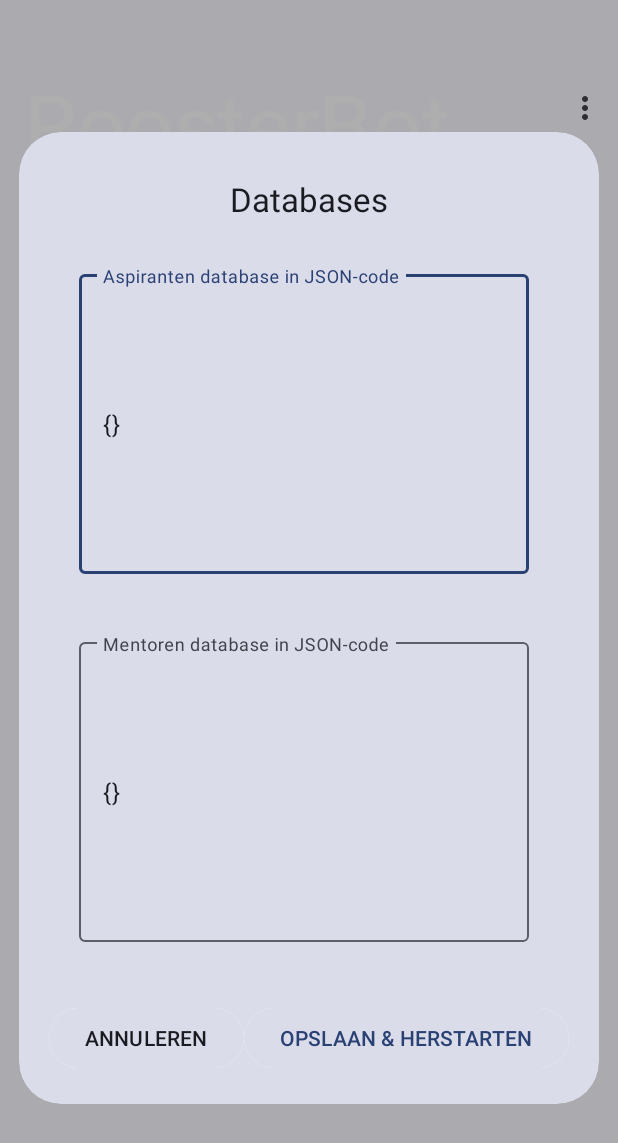
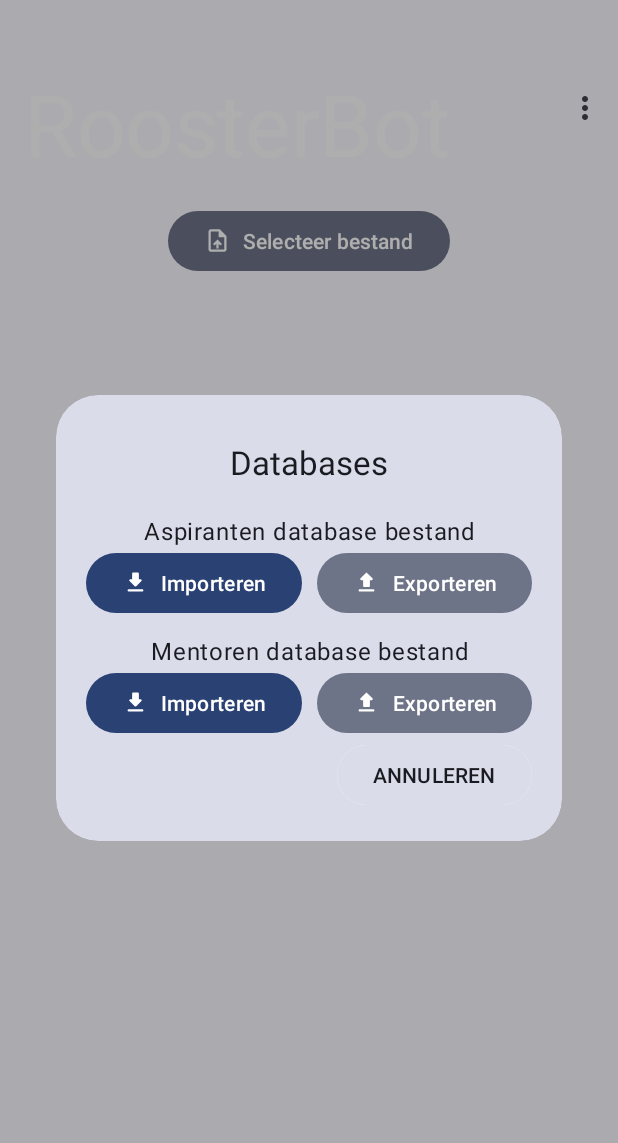
Before and after one commit to Treinchauffeur/RoosterBuilder, an Android app: the screen it shows after launch (MainActivity), in the options menu, after a tap on "Databases", on a phone screen of 412 x 824 dp. Shown: the top 1143 px of the screen. Run offline under Robolectric (Android 15) with nearby library versions, the phone set to English and light mode, and no system bars; our stand-ins replace FlexboxLayout.

Commit message:
Databases can now be loaded as files; making them a bit more user-friendly to deal with.

```diff
--- a/app/src/main/java/org/treinchauffeur/roosterbuilder/MainActivity.java
+++ b/app/src/main/java/org/treinchauffeur/roosterbuilder/MainActivity.java
@@ -6,6 +6,7 @@ import android.content.Intent;
 import android.content.SharedPreferences;
 import android.net.Uri;
 import android.os.Bundle;
+import android.util.Log;
 import android.view.View;
 import android.widget.Button;
 import android.widget.LinearLayout;
@@ -25,6 +26,7 @@ import com.google.android.material.textview.MaterialTextView;
 import com.google.gson.Gson;
 import com.google.gson.reflect.TypeToken;
 
+import org.treinchauffeur.roosterbuilder.io.DatabaseHandler;
 import org.treinchauffeur.roosterbuilder.io.FileReader;
 import org.treinchauffeur.roosterbuilder.io.PdfFactory;
 import org.treinchauffeur.roosterbuilder.misc.Logger;
@@ -39,6 +41,10 @@ import org.treinchauffeur.roosterbuilder.ui.InfoDialog;
 import org.treinchauffeur.roosterbuilder.ui.MentorDialog;
 import org.treinchauffeur.roosterbuilder.ui.PupilDialog;
 
+import java.io.BufferedReader;
+import java.io.File;
+import java.io.InputStream;
+import java.io.InputStreamReader;
 import java.util.HashMap;
 import java.util.Map;
 import java.util.Objects;
@@ -46,7 +52,9 @@ import java.util.TreeMap;
 
 public class MainActivity extends AppCompatActivity {
 
-    public static final int PICK_FILE_REQUEST = 1312;
+    public static final int PICK_FILE_REQUEST = 1312, JSON_REQUEST_CODE_PUPILS = 1759,
+            JSON_REQUEST_CODE_MENTORS = 1607, IMPORT_REQUEST_CODE_PUPILS = 9999,
+            IMPORT_REQUEST_CODE_MENTORS = 8888;
     private static final String TAG = "MainActivity";
     public int weekNumber = -1, yearNumber = -1;
     public Button selectButton, saveButton, resetButton;
@@ -60,10 +68,9 @@ public class MainActivity extends AppCompatActivity {
 
     public final HashMap<String, Manager> managersMap = new HashMap<>(); //Name as key
     public final HashMap<String, Pupil> pupilsMap = new HashMap<>(); //Name as key
-
     public static final HashMap<String, Mentor> mentorsMap = new HashMap<>(); //Id as key.
-
     public HashMap<String, StoredPupil> savedPupils = new HashMap<>();
+    private DatabaseHandler databaseHandler;
 
     public String managerOneName, managerTwoName;
     public boolean twoManagers = false;
@@ -74,6 +81,7 @@ public class MainActivity extends AppCompatActivity {
         super.onCreate(savedInstanceState);
         setContentView(R.layout.activity_main);
         fileReader = new FileReader(this, MainActivity.this);
+        databaseHandler = new DatabaseHandler(this, MainActivity.this);
         MaterialToolbar toolbar = findViewById(R.id.toolbar);
         Context context = this;
         toolbar.getMenu().getItem(0).setOnMenuItemClickListener(item -> {
@@ -265,6 +273,17 @@ public class MainActivity extends AppCompatActivity {
         if (requestCode == PICK_FILE_REQUEST && resultCode == RESULT_OK && intent != null) {
             Uri fileUri = intent.getData();
             fileReceived(fileUri);
+        } else if(requestCode == JSON_REQUEST_CODE_PUPILS && resultCode == RESULT_OK && intent != null) {
+            databaseHandler.writeFile(intent.getData(), new Gson().toJson(savedPupils));
+        }
+        else if(requestCode == JSON_REQUEST_CODE_MENTORS && resultCode == RESULT_OK && intent != null) {
+            databaseHandler.writeFile(intent.getData(), new Gson().toJson(mentorsMap));
+        }
+        else if(requestCode == IMPORT_REQUEST_CODE_PUPILS && resultCode == RESULT_OK && intent != null) {
+            databaseHandler.importPupils(intent.getData());
+        }
+        else if(requestCode == IMPORT_REQUEST_CODE_MENTORS && resultCode == RESULT_OK && intent != null) {
+            databaseHandler.importMentors(intent.getData());
         }
     }
 
@@ -622,18 +641,21 @@ public class MainActivity extends AppCompatActivity {
      */
     public void saveData() {
         SharedPreferences sharedPreferences = this.getSharedPreferences("RoosterBot", MODE_PRIVATE);
-        String jsonString = new Gson().toJson(savedPupils);
-        Logger.debug(TAG, "Saving pupils: " + jsonString);
+        String pupilsString = new Gson().toJson(savedPupils);
+        Logger.debug(TAG, "Saving pupils: " + pupilsString);
         SharedPreferences.Editor editor = sharedPreferences.edit();
-        editor.putString("SavedPupilsMap", jsonString);
-        editor.putString("ManagerOneName", managerOneName);
-        editor.putString("ManagerTwoName", managerTwoName);
-        editor.putBoolean("TwoManagers", twoManagers);
+        editor.putString("SavedPupilsMap", pupilsString);
 
         String mentorString = new Gson().toJson(mentorsMap);
         Logger.debug(TAG, "Saving mentors: " + mentorString);
         editor.putString("SavedMentorMap", mentorString);
+
+        editor.putString("ManagerOneName", managerOneName);
+        editor.putString("ManagerTwoName", managerTwoName);
+        editor.putBoolean("TwoManagers", twoManagers);
         editor.apply();
+
+        databaseHandler.saveData();
     }
 
     /**
--- a/app/src/main/java/org/treinchauffeur/roosterbuilder/ui/DatabaseDialog.java
+++ b/app/src/main/java/org/treinchauffeur/roosterbuilder/ui/DatabaseDialog.java
@@ -9,6 +9,7 @@ import android.content.SharedPreferences;
 import android.content.pm.PackageManager;
 import android.os.Handler;
 import android.os.Looper;
+import android.provider.ContactsContract;
 import android.text.Editable;
 import android.text.TextWatcher;
 import android.widget.Toast;
@@ -26,6 +27,7 @@ import org.json.JSONException;
 import org.json.JSONObject;
 import org.treinchauffeur.roosterbuilder.MainActivity;
 import org.treinchauffeur.roosterbuilder.R;
+import org.treinchauffeur.roosterbuilder.io.DatabaseHandler;
 import org.treinchauffeur.roosterbuilder.misc.Logger;
 import org.treinchauffeur.roosterbuilder.obj.Mentor;
 import org.treinchauffeur.roosterbuilder.obj.Pupil;
@@ -38,88 +40,60 @@ import java.util.Objects;
 public class DatabaseDialog extends Dialog {
 
     public static final String TAG = "PupilDialog";
+    private final DatabaseHandler databaseHandler;
+    private MaterialButton importPupilButton, exportPupilButton, importMentorButton, exportMentorButton;
+
+    private String pupilString, mentorString;
+
     @SuppressLint("SetTextI18n")
     public DatabaseDialog(@NonNull Context context, MainActivity activity) {
         super(context);
+        databaseHandler = new DatabaseHandler(context, activity);
         setContentView(R.layout.databases_dialog);
         Objects.requireNonNull(getWindow()).setBackgroundDrawableResource(android.R.color.transparent);
 
-        TextInputLayout pupilsField = findViewById(R.id.pupilsDatabaseField);
-        TextInputLayout mentorField = findViewById(R.id.mentorDatabaseField);
+        importPupilButton = findViewById(R.id.pupil_import_button);
+        exportPupilButton = findViewById(R.id.pupil_export_button);
+        importMentorButton = findViewById(R.id.mentor_import_button);
+        exportMentorButton = findViewById(R.id.mentor_export_button);
 
         MaterialButton buttonSave, buttonCancel;
-        buttonSave = findViewById(R.id.buttonSaveDatabase);
         buttonCancel = findViewById(R.id.buttonCancelDatabase);
 
         SharedPreferences sharedPreferences = context.getSharedPreferences("RoosterBot", Context.MODE_PRIVATE);
         String defValue = new Gson().toJson(new HashMap<String, StoredPupil>());
-        String json=sharedPreferences.getString("SavedPupilsMap",defValue);
-        Objects.requireNonNull(pupilsField.getEditText()).setText(json);
+        pupilString = sharedPreferences.getString("SavedPupilsMap",defValue);
 
         String mentorValue = new Gson().toJson(new HashMap<String, Mentor>());
-        String mentorJson = sharedPreferences.getString("SavedMentorMap",mentorValue);
-        Objects.requireNonNull(mentorField.getEditText()).setText(mentorJson);
+        mentorString = sharedPreferences.getString("SavedMentorMap",mentorValue);
 
         //Button actions
-        buttonSave.setOnClickListener(v -> {
-            if (!isJson(Objects.requireNonNull(pupilsField.getEditText()).getText().toString())) {
-                pupilsField.setError("Geen geldige JSON");
-                return;
-            }
+        exportPupilButton.setOnClickListener(v -> {
+            dismiss();
+            databaseHandler.exportPupils();
+        });
 
-            if (!isJson(Objects.requireNonNull(mentorField.getEditText()).getText().toString())) {
-                mentorField.setError("Geen geldige JSON");
-                return;
-            }
+        exportMentorButton.setOnClickListener(v -> {
+            dismiss();
+            databaseHandler.exportMentors();
+        });
 
-            String jsonString = Objects.requireNonNull(pupilsField.getEditText()).getText().toString();
-            SharedPreferences.Editor editor = sharedPreferences.edit();
-            editor.putString("SavedPupilsMap", jsonString);
-            String mentorString = Objects.requireNonNull(mentorField.getEditText()).getText().toString();
-            editor.putString("SavedMentorMap", mentorString);
+        importPupilButton.setOnClickListener(v -> {
+            dismiss();
+            Intent intent = new Intent(Intent.ACTION_OPEN_DOCUMENT);
+            intent.addCategory(Intent.CATEGORY_OPENABLE);
+            intent.setType("application/json");
+            activity.startActivityForResult(intent, MainActivity.IMPORT_REQUEST_CODE_PUPILS);
+        });
 
-            editor.apply();
-
-            Toast.makeText(context, "De app wordt opnieuw opgestart.", Toast.LENGTH_SHORT).show();
-
-            buttonCancel.setEnabled(false);
-            buttonSave.setEnabled(false);
-
-            //We need to make sure that the json has been saved properly, therefore we require a delay.
-            final Handler handler = new Handler(Looper.getMainLooper());
-            handler.postDelayed(() -> restartApp(context), 3000);
-
-            //activity.syncSavedPupils();
-            if(activity.pupilsMap.size() > 2)
-                activity.displayData();
+        importMentorButton.setOnClickListener(v -> {
+            dismiss();
+            Intent intent = new Intent(Intent.ACTION_OPEN_DOCUMENT);
+            intent.addCategory(Intent.CATEGORY_OPENABLE);
+            intent.setType("application/json");
+            activity.startActivityForResult(intent, MainActivity.IMPORT_REQUEST_CODE_MENTORS);
         });
 
         buttonCancel.setOnClickListener(v -> dismiss());
     }
-
-    public static boolean isJson(String json) {
-        try {
-            new JSONObject(json);
-        } catch (JSONException ex) {
-            try {
-                new JSONArray(json);
-            } catch (JSONException ex1) {
-                return false;
-            }
-        }
-        return true;
-    }
-
-    public static void restartApp(Context context) {
-        PackageManager packageManager = context.getPackageManager();
-        Intent intent = packageManager.getLaunchIntentForPackage(context.getPackageName());
-        assert intent != null;
-        ComponentName componentName = intent.getComponent();
-        Intent mainIntent = Intent.makeRestartActivityTask(componentName);
-        // Required for API 34 and later
-        // Ref: https://developer.android.com/about/versions/14/behavior-changes-14#safer-intents
-        mainIntent.setPackage(context.getPackageName());
-        context.startActivity(mainIntent);
-        Runtime.getRuntime().exit(0);
-    }
 }
--- /dev/null
+++ b/app/src/main/res/drawable/round_download_24.xml
@@ -0,0 +1,5 @@
+<vector android:height="24dp" android:tint="#000000"
+    android:viewportHeight="24" android:viewportWidth="24"
+    android:width="24dp" xmlns:android="http://schemas.android.com/apk/res/android">
+    <path android:fillColor="@android:color/white" android:pathData="M16.59,9H15V4c0,-0.55 -0.45,-1 -1,-1h-4c-0.55,0 -1,0.45 -1,1v5H7.41c-0.89,0 -1.34,1.08 -0.71,1.71l4.59,4.59c0.39,0.39 1.02,0.39 1.41,0l4.59,-4.59c0.63,-0.63 0.19,-1.71 -0.7,-1.71zM5,19c0,0.55 0.45,1 1,1h12c0.55,0 1,-0.45 1,-1s-0.45,-1 -1,-1H6c-0.55,0 -1,0.45 -1,1z"/>
+</vector>
--- /dev/null
+++ b/app/src/main/res/drawable/round_upload_24.xml
@@ -0,0 +1,5 @@
+<vector android:height="24dp" android:tint="#000000"
+    android:viewportHeight="24" android:viewportWidth="24"
+    android:width="24dp" xmlns:android="http://schemas.android.com/apk/res/android">
+    <path android:fillColor="@android:color/white" android:pathData="M10,16h4c0.55,0 1,-0.45 1,-1v-5h1.59c0.89,0 1.34,-1.08 0.71,-1.71L12.71,3.7c-0.39,-0.39 -1.02,-0.39 -1.41,0L6.71,8.29c-0.63,0.63 -0.19,1.71 0.7,1.71L9,10v5c0,0.55 0.45,1 1,1zM6,18h12c0.55,0 1,0.45 1,1s-0.45,1 -1,1L6,20c-0.55,0 -1,-0.45 -1,-1s0.45,-1 1,-1z"/>
+</vector>
--- a/app/src/main/res/layout/databases_dialog.xml
+++ b/app/src/main/res/layout/databases_dialog.xml
@@ -4,77 +4,97 @@
     xmlns:app="http://schemas.android.com/apk/res-auto"
     android:layout_width="wrap_content"
     android:layout_height="wrap_content"
-    app:strokeWidth="0dp"
-    app:cardCornerRadius="28dp">
+    app:cardCornerRadius="28dp"
+    app:strokeWidth="0dp">
+
     <LinearLayout
         android:layout_width="wrap_content"
         android:layout_height="wrap_content"
+        android:layout_gravity="center_horizontal"
         android:layout_margin="20dp"
-    android:layout_gravity="center_horizontal"
         android:orientation="vertical">
 
         <com.google.android.material.textview.MaterialTextView
+            style="@style/TextAppearance.Material3.TitleLarge"
             android:layout_width="match_parent"
             android:layout_height="wrap_content"
+            android:layout_marginVertical="10dp"
             android:gravity="center_horizontal"
-        android:layout_marginVertical="10dp"
-        style="@style/TextAppearance.Material3.TitleLarge"
-        android:text="Databases"/>
-
-    <com.google.android.material.textfield.TextInputLayout
-        android:id="@+id/pupilsDatabaseField"
-        android:layout_margin="20dp"
-        android:layout_width="300dp"
-        android:layout_height="wrap_content"
-        android:hint="Aspiranten database in JSON-code">
-
-        <com.google.android.material.textfield.TextInputEditText
-            android:layout_width="match_parent"
-            android:layout_height="200dp"
-            />
-
-    </com.google.android.material.textfield.TextInputLayout>
-
-    <com.google.android.material.textfield.TextInputLayout
-        android:id="@+id/mentorDatabaseField"
-        android:layout_margin="20dp"
-        android:layout_width="300dp"
-        android:layout_height="wrap_content"
-        android:hint="Mentoren database in JSON-code">
-
-        <com.google.android.material.textfield.TextInputEditText
-            android:layout_width="match_parent"
-            android:layout_height="200dp"
-            />
-
-    </com.google.android.material.textfield.TextInputLayout>
+            android:text="Databases" />
 
 
+        <com.google.android.material.textview.MaterialTextView
+            style="@style/TextAppearance.Material3.BodyLarge"
+            android:layout_width="match_parent"
+            android:layout_height="wrap_content"
+            android:layout_marginTop="10dp"
+            android:gravity="center_horizontal"
+            android:text="Aspiranten database bestand" />
+
         <LinearLayout
-        android:layout_marginTop="20dp"
-        android:orientation="horizontal"
             android:layout_width="wrap_content"
             android:layout_height="wrap_content"
-        android:layout_gravity="end">
+            android:layout_gravity="center_horizontal"
+            android:orientation="horizontal">
+
+            <com.google.android.material.button.MaterialButton
+                android:id="@+id/pupil_import_button"
+                android:text="Importeren"
+                app:icon="@drawable/round_download_24"
+                android:layout_width="wrap_content"
+                android:layout_height="wrap_content"
+                android:layout_marginEnd="10dp"/>
+
+            <com.google.android.material.button.MaterialButton
+                style="@style/Widget.Material3.Button.TonalButton"
+                android:id="@+id/pupil_export_button"
+                android:text="Exporteren"
+                app:icon="@drawable/round_upload_24"
+                android:layout_width="wrap_content"
+                android:layout_height="wrap_content"/>
+
+        </LinearLayout>
+
+        <com.google.android.material.textview.MaterialTextView
+            style="@style/TextAppearance.Material3.BodyLarge"
+            android:layout_width="match_parent"
+            android:layout_height="wrap_content"
+            android:layout_marginTop="10dp"
+            android:gravity="center_horizontal"
+            android:text="Mentoren database bestand" />
+
+        <LinearLayout
+            android:layout_width="wrap_content"
+            android:layout_height="wrap_content"
+            android:layout_gravity="center_horizontal"
+            android:orientation="horizontal">
+
+            <com.google.android.material.button.MaterialButton
+                android:id="@+id/mentor_import_button"
+                android:text="Importeren"
+                app:icon="@drawable/round_download_24"
+                android:layout_width="wrap_content"
+                android:layout_height="wrap_content"
+                android:layout_marginEnd="10dp"/>
+
+            <com.google.android.material.button.MaterialButton
+                style="@style/Widget.Material3.Button.TonalButton"
+                android:id="@+id/mentor_export_button"
+                android:text="Exporteren"
+                app:icon="@drawable/round_upload_24"
+                android:layout_width="wrap_content"
+                android:layout_height="wrap_content"/>
+
+        </LinearLayout>
 
             <com.google.android.material.button.MaterialButton
                 android:id="@+id/buttonCancelDatabase"
+                android:layout_width="wrap_content"
+                android:layout_height="wrap_content"
                 android:layout_gravity="end"
                 android:backgroundTint="?attr/colorSurface"
-        android:textColor="?attr/colorOnSurface"
                 android:text="ANNULEREN"
-        android:layout_width="wrap_content"
-        android:layout_height="wrap_content"/>
-
-    <com.google.android.material.button.MaterialButton
-        android:id="@+id/buttonSaveDatabase"
-        android:layout_gravity="end"
-        android:backgroundTint="?attr/colorSurface"
-        android:textColor="?attr/colorPrimary"
-        android:text="OPSLAAN &amp; HERSTARTEN"
-        android:layout_width="wrap_content"
-        android:layout_height="wrap_content"/>
-    </LinearLayout>
+                android:textColor="?attr/colorOnSurface" />
 
 
     </LinearLayout>
```
Also changed, not shown: app/src/main/java/org/treinchauffeur/roosterbuilder/io/DatabaseHandler.java (added, +181 -0 lines), app/src/main/java/org/treinchauffeur/roosterbuilder/misc/Tools.java (+16 -0 lines). Lines whose indentation alone changed are shown as unchanged.
